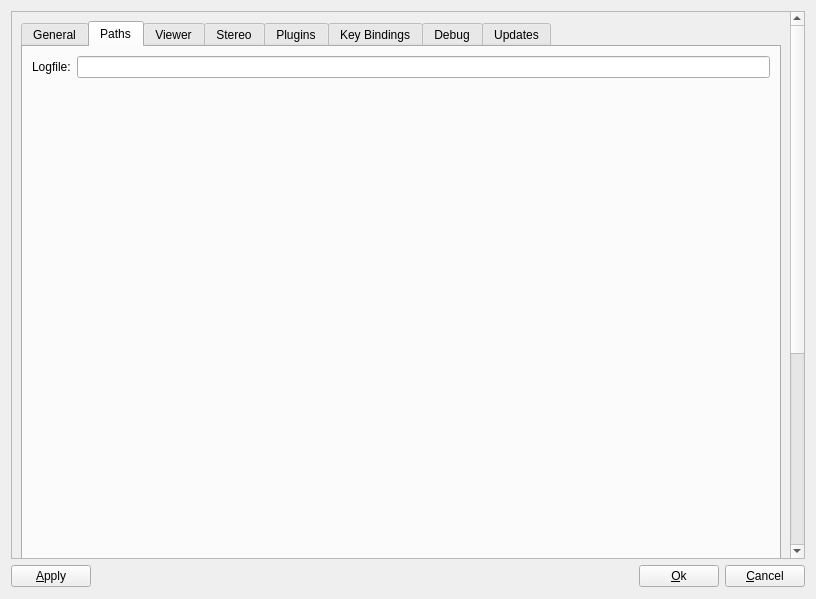
Qt form OpenFlipper/widgets/optionsWidget/optionsWidget.ui (ShenRen/OpenFlipper) before a commit.
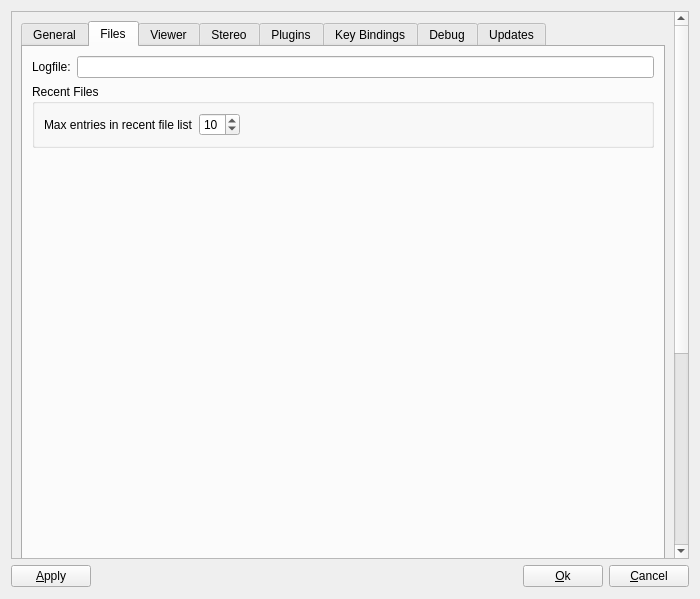
The same form after that commit. The open tabs and pages were chosen to show the change. Custom widgets are drawn as their Qt base class.

Commit message: Options Setting for MaxRecent

```diff
--- a/OpenFlipper/widgets/optionsWidget/optionsWidget.ui
+++ b/OpenFlipper/widgets/optionsWidget/optionsWidget.ui
@@ -6,7 +6,7 @@
    <rect>
     <x>0</x>
     <y>0</y>
-    <width>816</width>
+    <width>700</width>
     <height>599</height>
    </rect>
   </property>
@@ -36,7 +36,7 @@
        <rect>
         <x>0</x>
         <y>0</y>
-        <width>787</width>
+        <width>671</width>
         <height>866</height>
        </rect>
       </property>
@@ -308,25 +308,89 @@
          </widget>
          <widget class="QWidget" name="paths">
           <attribute name="title">
-           <string>Paths</string>
+           <string>Files</string>
           </attribute>
-          <layout class="QFormLayout" name="formLayout_2">
-           <item row="0" column="0">
-            <widget class="QLabel" name="label">
-             <property name="text">
-              <string>Logfile:</string>
+          <layout class="QVBoxLayout" name="verticalLayout_24">
+           <item>
+            <layout class="QHBoxLayout" name="horizontalLayout_9">
+             <item>
+              <widget class="QLabel" name="label">
+               <property name="text">
+                <string>Logfile:</string>
+               </property>
+              </widget>
+             </item>
+             <item>
+              <widget class="QLineEdit" name="logFile">
+               <property name="toolTip">
+                <string>filename (including path) of the logfile</string>
+               </property>
+               <property name="statusTip">
+                <string>filename (including path) of the logfile</string>
+               </property>
+              </widget>
+             </item>
+            </layout>
+           </item>
+           <item>
+            <widget class="QGroupBox" name="groupBox_10">
+             <property name="title">
+              <string>Recent Files</string>
              </property>
+             <layout class="QVBoxLayout" name="verticalLayout_23">
+              <item>
+               <layout class="QHBoxLayout" name="horizontalLayout_21">
+                <item>
+                 <layout class="QHBoxLayout" name="horizontalLayout_20">
+                  <item>
+                   <widget class="QLabel" name="label_20">
+                    <property name="text">
+                     <string>Max entries in recent file list</string>
+                    </property>
+                   </widget>
+                  </item>
+                  <item>
+                   <widget class="QSpinBox" name="maxRecentBox">
+                    <property name="maximum">
+                     <number>50</number>
+                    </property>
+                    <property name="value">
+                     <number>10</number>
+                    </property>
+                   </widget>
+                  </item>
+                 </layout>
+                </item>
+                <item>
+                 <spacer name="horizontalSpacer_10">
+                  <property name="orientation">
+                   <enum>Qt::Horizontal</enum>
+                  </property>
+                  <property name="sizeHint" stdset="0">
+                   <size>
+                    <width>40</width>
+                    <height>20</height>
+                   </size>
+                  </property>
+                 </spacer>
+                </item>
+               </layout>
+              </item>
+             </layout>
             </widget>
            </item>
-           <item row="0" column="1">
-            <widget class="QLineEdit" name="logFile">
-             <property name="toolTip">
-              <string>filename (including path) of the logfile</string>
+           <item>
+            <spacer name="verticalSpacer_5">
+             <property name="orientation">
+              <enum>Qt::Vertical</enum>
              </property>
-             <property name="statusTip">
-              <string>filename (including path) of the logfile</string>
+             <property name="sizeHint" stdset="0">
+              <size>
+               <width>20</width>
+               <height>708</height>
+              </size>
              </property>
-            </widget>
+            </spacer>
            </item>
           </layout>
          </widget>
```
Left out of the diff: 2 changed lines with no effect on the pictures. The commit also changes 1 other file.
